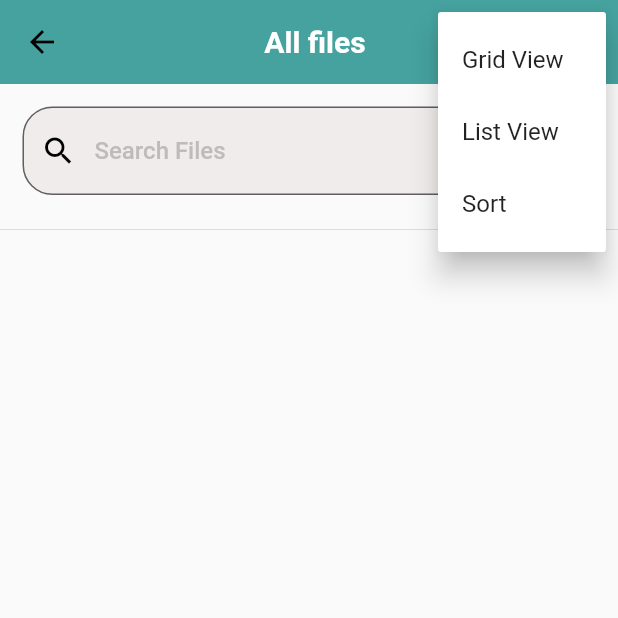
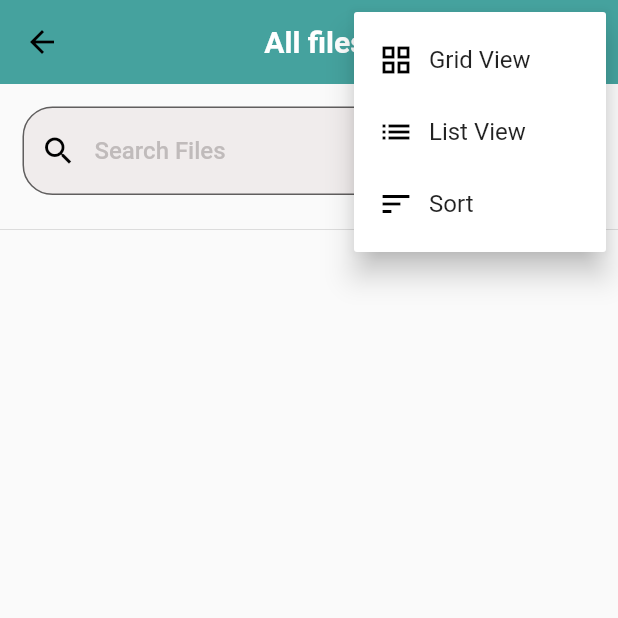
Before and after one commit to adilrusfeed/File-Manager, a Flutter app: the RecentScreen screen opened directly, after a tap on the "more vert" icon, on a phone screen of 412 x 824 dp, the top half of it. Run offline on Flutter 3.47's test engine with Material 2 defaults, Android fonts, the phone set to English and light mode, and no system bars; our stand-ins replace curved_navigation_bar, file_picker, hive, hive_flutter, open_file; accounts and stored records are empty.

```diff
--- a/lib/screens/recent_screen.dart
+++ b/lib/screens/recent_screen.dart
@@ -1,4 +1,4 @@
-// ignore_for_file: prefer_const_constructors
+// ignore_for_file: prefer_const_constructors, prefer_const_literals_to_create_immutables
 
 import 'package:flutter/material.dart';
 import 'package:file_manager/model/data_model.dart';
@@ -64,17 +64,32 @@ class _RecentScreenState extends State<RecentScreen> {
               itemBuilder: (BuildContext context) {
                 return [
                   PopupMenuItem<String>(
-                    value: 'gridView',
-                    child: Text('Grid View'),
-                  ),
+                      value: 'gridView',
+                      child: Row(
+                        children: [
+                          Icon(Icons.grid_view),
+                          SizedBox(width: 10),
+                          Text("Grid View")
+                        ],
+                      )),
                   PopupMenuItem<String>(
-                    value: 'listView',
-                    child: Text('List View'),
-                  ),
+                      value: 'listView',
+                      child: Row(
+                        children: [
+                          Icon(Icons.list),
+                          SizedBox(width: 10),
+                          Text('List View'),
+                        ],
+                      )),
                   PopupMenuItem<String>(
-                    value: 'sort',
-                    child: Text('Sort'),
-                  ),
+                      value: 'sort',
+                      child: Row(
+                        children: [
+                          Icon(Icons.sort),
+                          SizedBox(width: 10),
+                          Text('Sort'),
+                        ],
+                      )),
                 ];
               },
             ),
```
